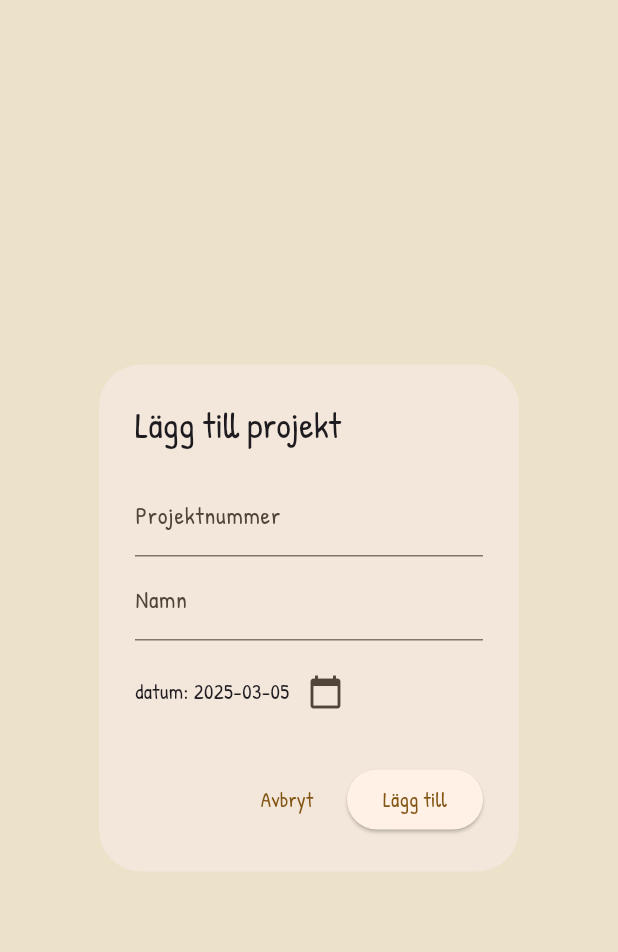
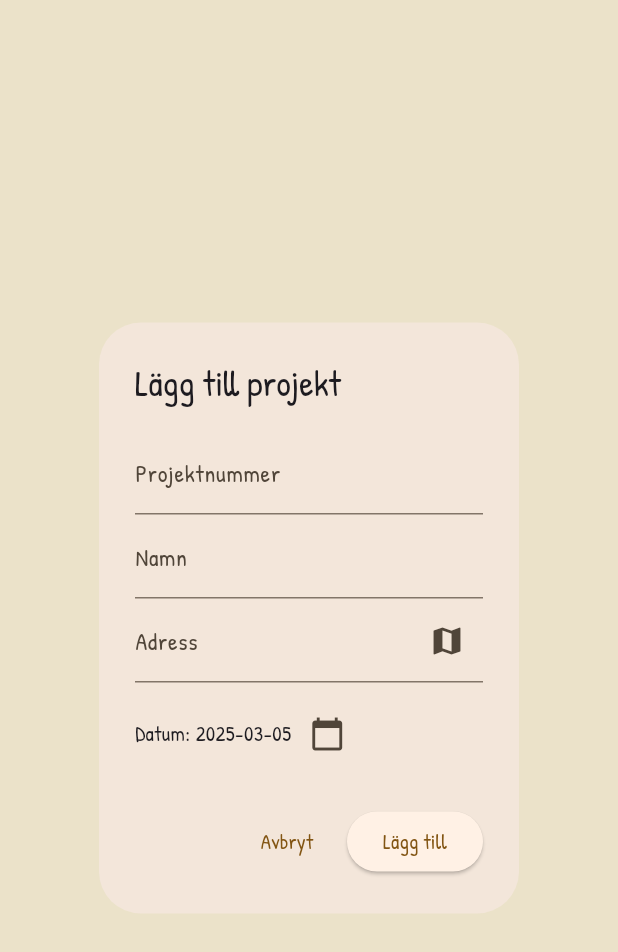
Before and after one commit to jockeBjers/insulation_app, a Flutter app: the AddProjectDialog widget shown alone on an empty page, opened directly with empty values, after a tap on "Lägg till", on a phone screen of 412 x 824 dp. Shown: the top 952 px of the screen. Run offline on Flutter 3.47's test engine with Material 3 defaults, Android fonts, the light colour scheme and no system bars; our stand-ins replace equatable, google_fonts, hive, hive_flutter; accounts and stored records are empty.

Commit message:
add address field to projects, and url launcher package to launch google maps from address field

```diff
--- a/lib/Pages/home_page.dart
+++ b/lib/Pages/home_page.dart
@@ -141,11 +141,12 @@ class _HomePageState extends State<HomePage> {
       context: context,
       builder: (context) {
         return AddProjectDialog(
-          onAddProject: (projectNumber, name, date) {
+          onAddProject: (projectNumber, name, address, date) {
             setState(() {
               final newProject = Project(
                 projectNumber: projectNumber,
                 name: name,
+                address: address,
                 date: date,
                 pipes: [],
               );
--- a/lib/models/project.dart
+++ b/lib/models/project.dart
@@ -16,10 +16,15 @@ class Project extends HiveObject {
 
   @HiveField(3)
   List<InsulatedPipe> pipes;
+
+  @HiveField(4)
+  String address;
+
   Project({
     required this.projectNumber,
     required this.name,
     required this.date,
     required this.pipes,
+    this.address = "",
   });
 }
--- a/lib/util/add_project_dialog_box.dart
+++ b/lib/util/add_project_dialog_box.dart
@@ -1,7 +1,9 @@
 import 'package:flutter/material.dart';
+import 'package:url_launcher/url_launcher.dart';
 
 class AddProjectDialog extends StatefulWidget {
-  final Function(String, String, DateTime) onAddProject;
+  final Function(String, String, String, DateTime) onAddProject;
+
   const AddProjectDialog({super.key, required this.onAddProject});
 
   @override
@@ -11,7 +13,20 @@ class AddProjectDialog extends StatefulWidget {
 class _AddProjectDialogState extends State<AddProjectDialog> {
   final TextEditingController projectNumberController = TextEditingController();
   final TextEditingController nameController = TextEditingController();
+  final TextEditingController addressController = TextEditingController();
   DateTime selectedDate = DateTime.now();
+
+  void openGoogleMaps() async {
+    String address = Uri.encodeComponent(addressController.text);
+    String url = "https://www.google.com/maps/search/?api=1&query=$address";
+
+    if (await canLaunchUrl(Uri.parse(url))) {
+      await launchUrl(Uri.parse(url));
+    } else {
+      throw Exception('Could not launch $url');
+    }
+  }
+
   @override
   Widget build(BuildContext context) {
     return AlertDialog(
@@ -27,12 +42,20 @@ class _AddProjectDialogState extends State<AddProjectDialog> {
             controller: nameController,
             decoration: const InputDecoration(labelText: "Namn"),
           ),
-          SizedBox(
-            height: 10,
+          TextField(
+            controller: addressController,
+            decoration: InputDecoration(
+              labelText: "Adress",
+              suffixIcon: IconButton(
+                icon: Icon(Icons.map),
+                onPressed: openGoogleMaps,
+              ),
+            ),
           ),
+          const SizedBox(height: 10),
           Row(
             children: [
-              Text("datum: ${selectedDate.toLocal().toString().split(" ")[0]}"),
+              Text("Datum: ${selectedDate.toLocal().toString().split(" ")[0]}"),
               IconButton(
                 icon: Icon(Icons.calendar_today),
                 onPressed: () async {
@@ -55,18 +78,18 @@ class _AddProjectDialogState extends State<AddProjectDialog> {
       ),
       actions: [
         TextButton(
-          onPressed: () => Navigator.pop(
-            context,
-          ),
+          onPressed: () => Navigator.pop(context),
           child: const Text("Avbryt"),
         ),
         ElevatedButton(
           onPressed: () {
             if (projectNumberController.text.isNotEmpty &&
-                nameController.text.isNotEmpty) {
+                nameController.text.isNotEmpty &&
+                addressController.text.isNotEmpty) {
               widget.onAddProject(
                 projectNumberController.text,
                 nameController.text,
+                addressController.text,
                 selectedDate,
               );
               Navigator.pop(context);
--- a/pubspec.yaml
+++ b/pubspec.yaml
@@ -41,6 +41,7 @@ dependencies:
     sdk: flutter
   json_annotation: ^4.9.0
   equatable: ^2.0.7
+  url_launcher: ^6.3.1
 
 dev_dependencies:
   flutter_test:
```
Also changed, not shown: lib/hive_helper/fields/project_fields.dart (+5 -4 lines), lib/models/project.g.dart, pubspec.lock, 5 other files.
